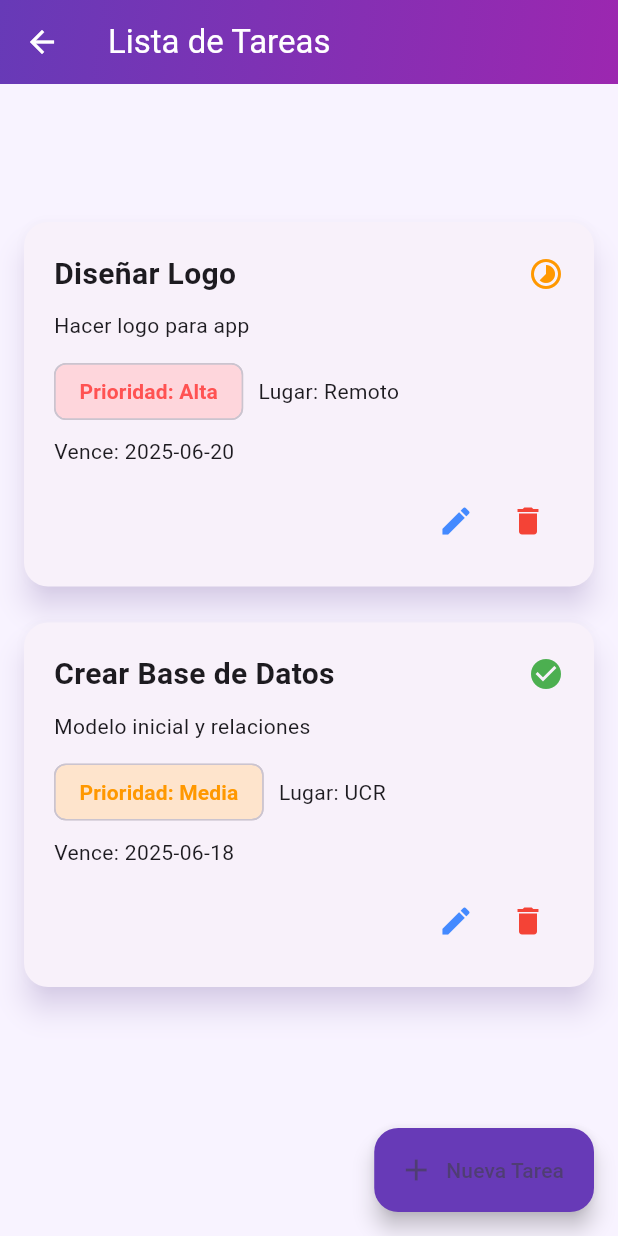
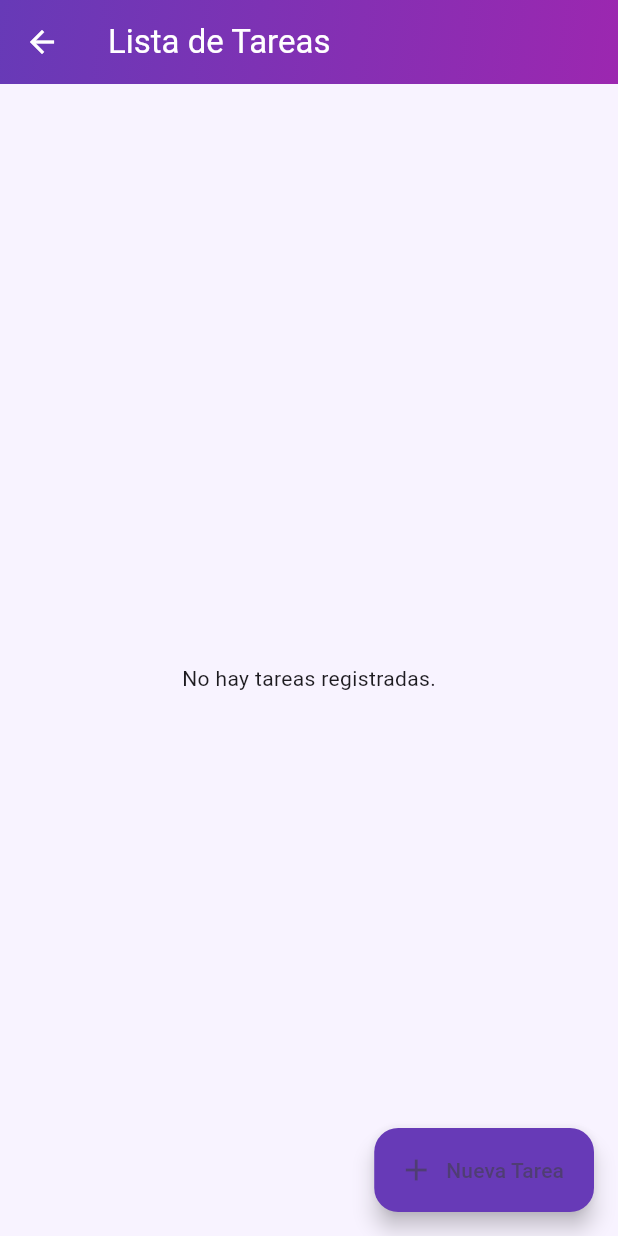
Before and after one commit to sebas11042/Proyecto_dart, a Flutter app: the TareasPage screen opened directly, on a phone screen of 412 x 824 dp. Run offline on Flutter 3.47's test engine with Material 3 defaults, Android fonts, the phone set to English and light mode, and no system bars; our stand-ins replace drift, shelf; missing offline and left inert: shelf_multipart, shelf_router; accounts and stored records are empty; generated files the repository leaves out were written again.

Commit message:
Version final

```diff
--- a/lib/backend/backend.dart
+++ b/lib/backend/backend.dart
@@ -138,7 +138,7 @@ void main() async {
 
   final handler = const Pipeline()
       .addMiddleware(logRequests())
-      .addMiddleware(corsMiddleware()) // 👈 Importante para evitar error CORS
+      .addMiddleware(corsMiddleware()) //
       .addHandler(router);
 
   final server = await io.serve(handler, InternetAddress.anyIPv4, 8080);
--- a/lib/backend/db.dart
+++ b/lib/backend/db.dart
@@ -16,11 +16,11 @@ class Tareas extends Table {
   IntColumn get id => integer().autoIncrement()();
   TextColumn get titulo => text()();
   TextColumn get descripcion => text()();
-  TextColumn get estado => text()(); // texto libre como "pendiente", "en curso"
+  TextColumn get estado => text()();
   DateTimeColumn get fechaVencimiento => dateTime()();
   TextColumn get prioridad => text()();
   TextColumn get lugar => text()();
-  RealColumn get horas => real()(); // cantidad de horas (double)
+  RealColumn get horas => real()();
   TextColumn get imagenRuta => text()();
   BoolColumn get finalizada => boolean().withDefault(Constant(false))();
   IntColumn get usuarioId => integer().references(Usuarios, #id)();
@@ -36,21 +36,32 @@ class AppDatabase extends _$AppDatabase {
 
   // --------------------- USUARIOS ---------------------
   Future<List<Usuario>> obtenerUsuarios() => select(usuarios).get();
+
   Future<int> insertarUsuario(UsuariosCompanion usuario) =>
       into(usuarios).insert(usuario);
+
   Future<bool> actualizarUsuario(Usuario usuario) =>
       update(usuarios).replace(usuario);
+
   Future<int> eliminarUsuario(int id) =>
       (delete(usuarios)..where((u) => u.id.equals(id))).go();
 
   // --------------------- TAREAS ---------------------
   Future<List<Tarea>> obtenerTareas() => select(tareas).get();
+
   Future<int> insertarTarea(TareasCompanion tarea) =>
       into(tareas).insert(tarea);
+
   Future<bool> actualizarTarea(Tarea tarea) =>
       update(tareas).replace(tarea);
+
   Future<int> eliminarTarea(int id) =>
       (delete(tareas)..where((t) => t.id.equals(id))).go();
+
+  /// ✅ Método personalizado para actualizar solo ciertos campos (usando Companion)
+  Future<void> actualizarTareaPorId(int id, TareasCompanion tarea) {
+    return (update(tareas)..where((t) => t.id.equals(id))).write(tarea);
+  }
 }
 
 // --------------------- CONEXIÓN ---------------------
--- a/lib/pages/tareas_page.dart
+++ b/lib/pages/tareas_page.dart
@@ -1,5 +1,8 @@
 import 'package:flutter/material.dart';
-import 'crear_tarea_page.dart'; // Asegúrate de importar correctamente
+import 'package:drift/drift.dart' show Value;
+import 'package:taller_flutter/backend/backend.dart';
+import 'package:taller_flutter/backend/db.dart';
+import 'crear_tarea_page.dart';
 
 class TareasPage extends StatefulWidget {
   const TareasPage({super.key});
@@ -9,46 +12,18 @@ class TareasPage extends StatefulWidget {
 }
 
 class _TareasPageState extends State<TareasPage> {
-  List<Map<String, dynamic>> tareas = [
-    {
-      'id': 1,
-      'titulo': 'Diseñar Logo',
-      'descripcion': 'Hacer logo para app',
-      'fechaVencimiento': '2025-06-20',
-      'prioridad': 'Alta',
-      'lugar': 'Remoto',
-      'estado': false,
-      'usuarioId': 1,
-      'imagen': '',
-      'horas': 5
-    },
-    {
-      'id': 2,
-      'titulo': 'Crear Base de Datos',
-      'descripcion': 'Modelo inicial y relaciones',
-      'fechaVencimiento': '2025-06-18',
-      'prioridad': 'Media',
-      'lugar': 'UCR',
-      'estado': true,
-      'usuarioId': 2,
-      'imagen': '',
-      'horas': 3
+  late Future<List<Tarea>> _tareasFuture;
+  late Future<List<Usuario>> _usuariosFuture;
+
+  @override
+  void initState() {
+    super.initState();
+    _cargarDatos();
   }
-  ];
 
-  List<Map<String, dynamic>> usuarios = [
-    {'id': 1, 'nombre': 'Mariano'},
-    {'id': 2, 'nombre': 'Valeria'},
-    {'id': 3, 'nombre': 'Jeremy'},
-  ];
-
-  void eliminarTarea(int id) {
-    setState(() {
-      tareas.removeWhere((tarea) => tarea['id'] == id);
-    });
-    ScaffoldMessenger.of(context).showSnackBar(
-      const SnackBar(content: Text("Tarea eliminada correctamente")),
-    );
+  void _cargarDatos() {
+    _tareasFuture = db.obtenerTareas();
+    _usuariosFuture = db.obtenerUsuarios();
   }
 
   void confirmarEliminacion(int id) {
@@ -63,9 +38,13 @@ class _TareasPageState extends State<TareasPage> {
             child: const Text('Cancelar'),
           ),
           ElevatedButton(
-            onPressed: () {
+            onPressed: () async {
               Navigator.pop(ctx);
-              eliminarTarea(id);
+              await db.eliminarTarea(id);
+              setState(_cargarDatos);
+              ScaffoldMessenger.of(context).showSnackBar(
+                const SnackBar(content: Text("Tarea eliminada correctamente")),
+              );
             },
             child: const Text('Eliminar'),
           ),
@@ -74,7 +53,9 @@ class _TareasPageState extends State<TareasPage> {
     );
   }
 
-  void abrirFormulario({Map<String, dynamic>? tarea}) async {
+  void abrirFormulario({Tarea? tarea}) async {
+    final usuarios = await _usuariosFuture;
+
     final resultado = await Navigator.push(
       context,
       MaterialPageRoute(
@@ -85,29 +66,24 @@ class _TareasPageState extends State<TareasPage> {
       ),
     );
 
-    if (resultado != null && resultado is Map<String, dynamic>) {
-      setState(() {
-        if (tarea != null) {
-          // Actualizar
-          final index = tareas.indexWhere((t) => t['id'] == tarea['id']);
-          if (index != -1) tareas[index] = resultado;
+    if (resultado != null && resultado is TareasCompanion) {
+      if (resultado.id.present) {
+        await db.actualizarTareaPorId(resultado.id.value, resultado);
       } else {
-          // Crear nueva tarea
-          final nueva = resultado;
-          nueva['id'] = tareas.isEmpty ? 1 : tareas.last['id'] + 1;
-          tareas.add(nueva);
+        await db.insertarTarea(resultado);
       }
-      });
+
+      setState(_cargarDatos);
     }
   }
 
   Color prioridadColor(String prioridad) {
-    switch (prioridad) {
-      case 'Alta':
+    switch (prioridad.toLowerCase()) {
+      case 'alta':
         return Colors.redAccent;
-      case 'Media':
+      case 'media':
         return Colors.orange;
-      case 'Baja':
+      case 'baja':
         return Colors.green;
       default:
         return Colors.grey;
@@ -137,7 +113,19 @@ class _TareasPageState extends State<TareasPage> {
       body: Container(
         margin: const EdgeInsets.only(top: 80),
         padding: const EdgeInsets.symmetric(horizontal: 16),
-        child: ListView.builder(
+        child: FutureBuilder<List<Tarea>>(
+          future: _tareasFuture,
+          builder: (context, snapshot) {
+            if (snapshot.connectionState == ConnectionState.waiting) {
+              return const Center(child: CircularProgressIndicator());
+            }
+
+            if (!snapshot.hasData || snapshot.data!.isEmpty) {
+              return const Center(child: Text('No hay tareas registradas.'));
+            }
+
+            final tareas = snapshot.data!;
+            return ListView.builder(
               itemCount: tareas.length,
               itemBuilder: (context, index) {
                 final tarea = tareas[index];
@@ -157,36 +145,36 @@ class _TareasPageState extends State<TareasPage> {
                             children: [
                               Expanded(
                                 child: Text(
-                              tarea['titulo'],
+                                  tarea.titulo,
                                   style: const TextStyle(
                                       fontSize: 20, fontWeight: FontWeight.bold),
                                 ),
                               ),
                               Icon(
-                            tarea['estado'] ? Icons.check_circle : Icons.timelapse,
-                            color: tarea['estado'] ? Colors.green : Colors.orange,
+                                tarea.finalizada ? Icons.check_circle : Icons.timelapse,
+                                color: tarea.finalizada ? Colors.green : Colors.orange,
                               ),
                             ],
                           ),
                           const SizedBox(height: 10),
-                      Text(tarea['descripcion']),
+                          Text(tarea.descripcion),
                           const SizedBox(height: 10),
                           Row(
                             children: [
                               Chip(
-                            label: Text('Prioridad: ${tarea['prioridad']}'),
-                            backgroundColor: prioridadColor(tarea['prioridad']).withOpacity(0.2),
+                                label: Text('Prioridad: ${tarea.prioridad}'),
+                                backgroundColor: prioridadColor(tarea.prioridad).withOpacity(0.2),
                                 labelStyle: TextStyle(
-                              color: prioridadColor(tarea['prioridad']),
+                                  color: prioridadColor(tarea.prioridad),
                                   fontWeight: FontWeight.bold,
                                 ),
                               ),
                               const SizedBox(width: 10),
-                          Text("Lugar: ${tarea['lugar']}"),
+                              Text("Lugar: ${tarea.lugar}"),
                             ],
                           ),
                           const SizedBox(height: 6),
-                      Text("Vence: ${tarea['fechaVencimiento']}"),
+                          Text("Vence: ${tarea.fechaVencimiento.toLocal().toString().split(' ')[0]}"),
                           const SizedBox(height: 12),
                           Row(
                             mainAxisAlignment: MainAxisAlignment.end,
@@ -197,7 +185,7 @@ class _TareasPageState extends State<TareasPage> {
                               ),
                               IconButton(
                                 icon: const Icon(Icons.delete, color: Colors.red),
-                            onPressed: () => confirmarEliminacion(tarea['id']),
+                                onPressed: () => confirmarEliminacion(tarea.id),
                               ),
                             ],
                           )
@@ -205,6 +193,8 @@ class _TareasPageState extends State<TareasPage> {
                       ),
                     ),
                   ),
+                );
+              },
             );
           },
         ),
```
Also changed, not shown: lib/pages/crear_tarea_page.dart (+35 -31 lines), lib/pages/usuarios_page.dart (+78 -135 lines), lib/backend/db.g.dart, pubspec.yaml (line endings or trailing spaces), 1 other file. Lines whose indentation alone changed are shown as unchanged.
